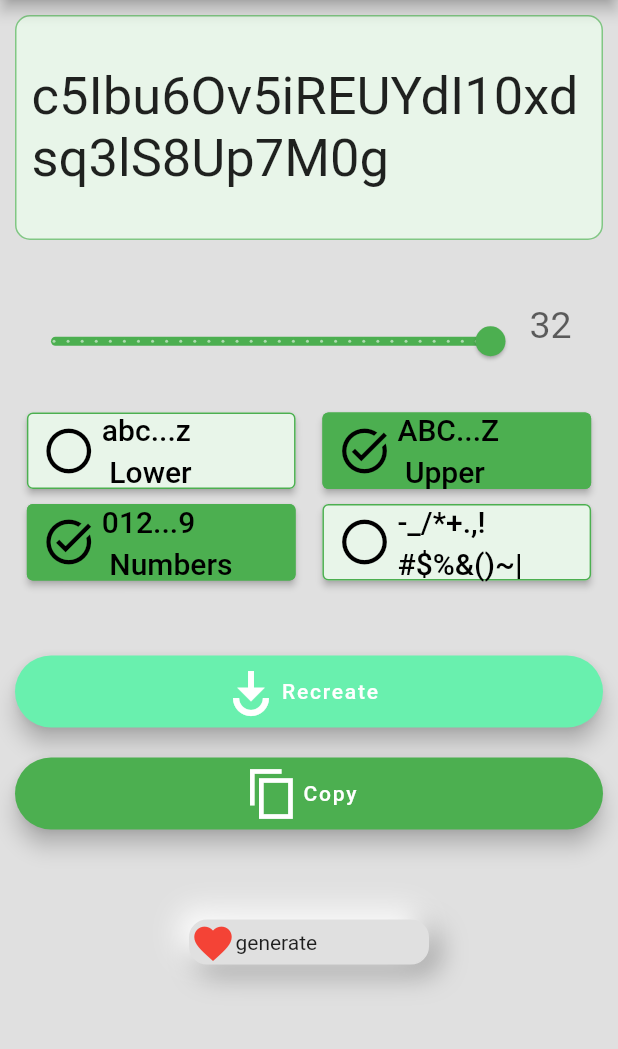
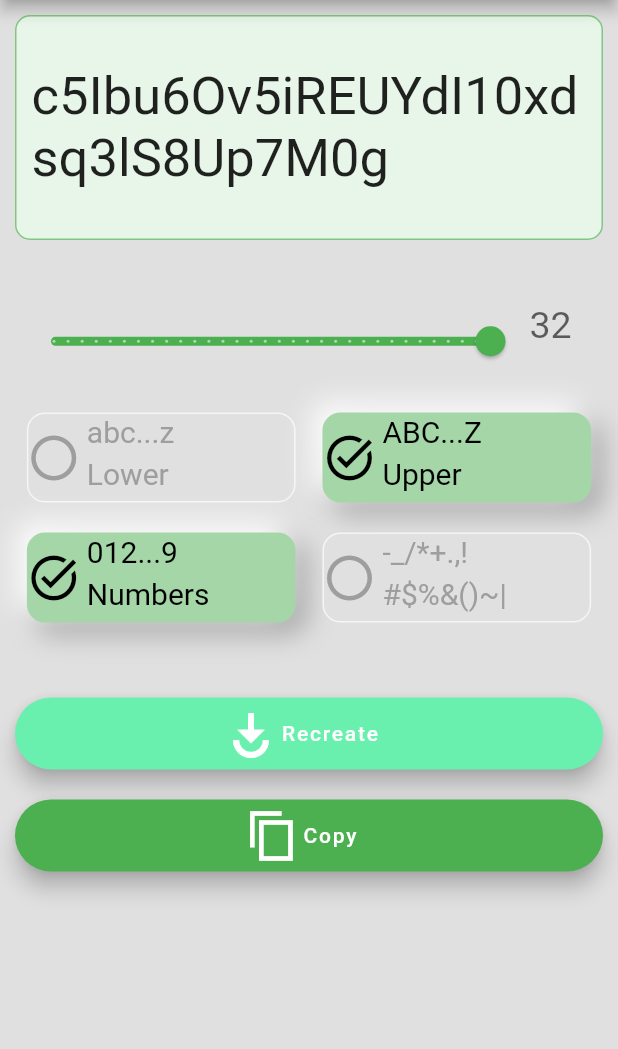
Before and after one commit to zoyspace/flutter_passGeneration, a Flutter app: the screen it shows after launch, after a tap on "abc...z", on a phone screen of 412 x 824 dp, the part 84-1133 px from its top. Run offline on Flutter 3.47's test engine with Material 2 defaults, Android fonts, the phone set to English and light mode, and no system bars; drawn by our look-alikes of google_mobile_ads; network calls fail.

Commit message:
floatingButton

```diff
--- /dev/null
+++ b/lib/NewfloatingButton copy.dart
@@ -0,0 +1,52 @@
+import 'package:flutter/material.dart';
+
+class NewfloatingButton2 extends StatelessWidget {
+  // ignore: prefer_typing_uninitialized_variables
+  final onTap;
+  bool isButtonPressed;
+
+  NewfloatingButton2({
+    Key? key,
+    this.onTap,
+    required this.isButtonPressed,
+  }) : super(key: key);
+  @override
+  Widget build(BuildContext context) {
+    return GestureDetector(
+        onTap: onTap,
+        child: AnimatedContainer(
+          duration: const Duration(milliseconds: 100),
+          height: 30,
+          width: 160,
+          child: Row(children: [
+            Icon(Icons.favorite,
+                size: 30,
+                color: isButtonPressed ? Colors.red[100] : Colors.red[500]),
+            const Text('generate'),
+          ]),
+          decoration: BoxDecoration(
+              color: Colors.grey[300],
+              borderRadius: BorderRadius.circular(12),
+              border: Border.all(
+                  color: isButtonPressed
+                      ? Colors.grey.shade200
+                      : Colors.grey.shade300),
+              boxShadow: isButtonPressed
+                  ? []
+                  : [
+                      BoxShadow(
+                        color: Colors.grey.shade500,
+                        offset: const Offset(6, 6),
+                        blurRadius: 15,
+                        spreadRadius: 1,
+                      ),
+                      const BoxShadow(
+                        color: Colors.white,
+                        offset: Offset(-6, -6),
+                        blurRadius: 15,
+                        spreadRadius: 1,
+                      ),
+                    ]),
+        ));
+  }
+}
--- a/lib/NewfloatingButton.dart
+++ b/lib/NewfloatingButton.dart
@@ -1,14 +1,18 @@
 import 'package:flutter/material.dart';
 
-class FloatingButton_generate extends StatelessWidget {
+class NewfloatingButton extends StatelessWidget {
   // ignore: prefer_typing_uninitialized_variables
   final onTap;
   bool isButtonPressed;
+  String partExample;
+  String partPass;
 
-  FloatingButton_generate({
+  NewfloatingButton({
     Key? key,
     this.onTap,
     required this.isButtonPressed,
+    required this.partExample,
+    required this.partPass,
   }) : super(key: key);
   @override
   Widget build(BuildContext context) {
@@ -16,24 +20,19 @@ class FloatingButton_generate extends StatelessWidget {
         onTap: onTap,
         child: AnimatedContainer(
           duration: const Duration(milliseconds: 100),
-          height: 30,
+          height: 60,
           width: 160,
-          child: Row(children: [
-            Icon(Icons.favorite,
-                size: 30,
-                color: isButtonPressed ? Colors.red[100] : Colors.red[500]),
-            const Text('generate'),
-          ]),
           decoration: BoxDecoration(
-              color: Colors.grey[300],
+              color: isButtonPressed
+                  ? Colors.green.shade200
+                  : Colors.grey.shade300,
               borderRadius: BorderRadius.circular(12),
               border: Border.all(
                   color: isButtonPressed
-                      ? Colors.grey.shade200
-                      : Colors.grey.shade300),
+                      ? Colors.green.shade200
+                      : Colors.grey.shade100),
               boxShadow: isButtonPressed
-                  ? []
-                  : [
+                  ? [
                       BoxShadow(
                         color: Colors.grey.shade500,
                         offset: const Offset(6, 6),
@@ -46,7 +45,42 @@ class FloatingButton_generate extends StatelessWidget {
                         blurRadius: 15,
                         spreadRadius: 1,
                       ),
-                    ]),
+                    ]
+                  : []),
+          child: Row(children: [
+            Container(
+              width: 5,
+            ),
+            Transform.scale(
+                scale: 1.5,
+                child: (isButtonPressed)
+                    ? const Icon(
+                        Icons.task_alt_outlined,
+                        color: Colors.black,
+                      )
+                    : const Icon(Icons.radio_button_unchecked_outlined,
+                        color: Colors.grey)),
+            Container(
+              width: 10,
+            ),
+            Column(crossAxisAlignment: CrossAxisAlignment.start, children: [
+              Text(
+                partExample,
+                style: TextStyle(
+                    fontSize: 20,
+                    color: (isButtonPressed) ? Colors.black : Colors.grey),
+              ),
+              Container(
+                height: 5,
+              ),
+              Text(
+                partPass,
+                style: TextStyle(
+                    fontSize: 20,
+                    color: (isButtonPressed) ? Colors.black : Colors.grey),
+              ),
+            ]),
+          ]),
         ));
   }
 }
--- a/lib/main.dart
+++ b/lib/main.dart
@@ -67,7 +67,7 @@ class _MyHomePageState extends State<MyHomePage> {
   void initState() {
     //アプリ起動時に一度だけ実行される
     _generatePassword();
-    createSymbolSet();
+    _createSymbolSet();
   }
 
   void buttonPressed() {
@@ -105,7 +105,7 @@ class _MyHomePageState extends State<MyHomePage> {
     );
   }
 
-  Widget BuildPartCheckbox(bool ischeck, String partPass, String partExample) =>
+  Row BuildPartCheckbox(bool ischeck, String partPass, String partExample) =>
       Row(
         children: [
           Transform.scale(
@@ -182,7 +182,7 @@ class _MyHomePageState extends State<MyHomePage> {
     });
   }
 
-  void createSymbolSet() {
+  void _createSymbolSet() {
     _symbolSet1 = '';
     _symbolSet2 = '';
     _workSymbolCount = 0;
@@ -300,78 +300,83 @@ class _MyHomePageState extends State<MyHomePage> {
                   Expanded(flex: 1, child: Container()),
                   Expanded(
                       flex: 10,
-                      child: ElevatedButton(
-                          style: ElevatedButton.styleFrom(
-                            primary: (_isSmall)
-                                ? Colors.green
-                                : Colors.green.shade50,
-                            side: const BorderSide(color: Colors.green),
-                          ),
-                          onPressed: () => setState(() {
+                      child: NewfloatingButton(
+                        onTap: () => setState(() {
                           _isSmall = !_isSmall;
                         }),
-                          child: BuildPartCheckbox(
-                              _isSmall, 'abc...z', ' Lower'))),
+                        isButtonPressed: _isSmall,
+                        partExample: 'abc...z',
+                        partPass: 'Lower',
+                      )),
+                  // _isSmall, 'abc...z', ' Lower'))),
                   Expanded(flex: 1, child: Container()),
                   Expanded(
                       flex: 10,
-                      child: ElevatedButton(
-                          style: ElevatedButton.styleFrom(
-                            primary:
-                                (_isBig) ? Colors.green : Colors.green.shade50,
-                            side: const BorderSide(color: Colors.green),
-                          ),
-                          onPressed: () => setState(() {
+                      child: NewfloatingButton(
+                        onTap: () => setState(() {
                           _isBig = !_isBig;
                         }),
-                          child:
-                              BuildPartCheckbox(_isBig, 'ABC...Z', ' Upper'))),
+                        isButtonPressed: _isBig,
+                        partExample: 'ABC...Z',
+                        partPass: 'Upper',
+                      )),
                   Expanded(flex: 1, child: Container()),
                 ]),
                 Container(
-                  height: 10,
+                  height: 20,
                 ),
                 Row(children: [
                   Expanded(flex: 1, child: Container()),
                   Expanded(
                       flex: 10,
-                      child: ElevatedButton(
-                          style: ElevatedButton.styleFrom(
-                            primary: (_isInteger)
-                                ? Colors.green
-                                : Colors.green.shade50,
-                            side: const BorderSide(color: Colors.green),
-                          ),
-                          onPressed: () => setState(() {
+                      child: NewfloatingButton(
+                        onTap: () => setState(() {
                           _isInteger = !_isInteger;
                         }),
-                          child: BuildPartCheckbox(
-                              _isInteger, '012...9', ' Numbers'))),
+                        isButtonPressed: _isInteger,
+                        partExample: '012...9',
+                        partPass: 'Numbers',
+                      )),
+                  // _isInteger, '012...9', ' Numbers'))),
                   Expanded(flex: 1, child: Container()),
                   Expanded(
                       flex: 10,
-                      child: ElevatedButton(
-                          style: ElevatedButton.styleFrom(
-                            primary: (_isSymbol)
-                                ? Colors.green
-                                : Colors.green.shade50,
-                            side: const BorderSide(color: Colors.green),
-                          ),
-                          onPressed: () => setState(() {
+                      child: NewfloatingButton(
+                        onTap: () => setState(() {
                           _isSymbol = !_isSymbol;
-                                if (_isSymbolAllFalse == true &&
-                                    _isSymbol == true) {
+                          if (_isSymbolAllFalse == true && _isSymbol == true) {
                             symbolMap.forEach((key, value) {
                               symbolMap[key] = true;
                             });
-                                  createSymbolSet();
+                            _createSymbolSet();
                           }
                         }),
-                          child: BuildPartCheckbox(
-                            _isSymbol,
-                            _isSymbolAllFalse ? 'No' : _symbolSet1,
-                            _isSymbolAllFalse ? 'Symbols' : _symbolSet2,
-                          ))),
+                        isButtonPressed: _isSymbol,
+                        partExample: (_isSymbolAllFalse) ? 'No' : _symbolSet1,
+                        partPass: (_isSymbolAllFalse) ? 'Symbols' : _symbolSet2,
+                      )),
+                  // child: ElevatedButton(
+                  //     style: ElevatedButton.styleFrom(
+                  //       primary: (_isSymbol)
+                  //           ? Colors.green
+                  //           : Colors.green.shade50,
+                  //       side: const BorderSide(color: Colors.green),
+                  //     ),
+                  //     onPressed: () => setState(() {
+                  //           _isSymbol = !_isSymbol;
+                  //           if (_isSymbolAllFalse == true &&
+                  //               _isSymbol == true) {
+                  //             symbolMap.forEach((key, value) {
+                  //               symbolMap[key] = true;
+                  //             });
+                  //             _createSymbolSet();
+                  //           }
+                  //         }),
+                  //     child: BuildPartCheckbox(
+                  //       _isSymbol,
+                  //       _isSymbolAllFalse ? 'No' : _symbolSet1,
+                  //       _isSymbolAllFalse ? 'Symbols' : _symbolSet2,
+                  //     ))),
                   Expanded(flex: 1, child: Container()),
                 ]),
                 const SizedBox(height: 50),
@@ -403,10 +408,6 @@ class _MyHomePageState extends State<MyHomePage> {
                     // backgroundColor: Colors.greenAccent,
                   ),
                 ),
-                FloatingButton_generate(
-                  onTap: buttonPressed,
-                  isButtonPressed: _isButtonPressed,
-                ),
               ],
             ),
           ],
@@ -415,7 +416,7 @@ class _MyHomePageState extends State<MyHomePage> {
       drawer: const Drawer(child: SybolPage()),
       onDrawerChanged: (isOpen) {
         if (!isOpen) {
-          createSymbolSet();
+          _createSymbolSet();
         }
       },
       bottomNavigationBar: const AdBanner(size: AdSize.banner),
```
Lines whose indentation alone changed are shown as unchanged.
